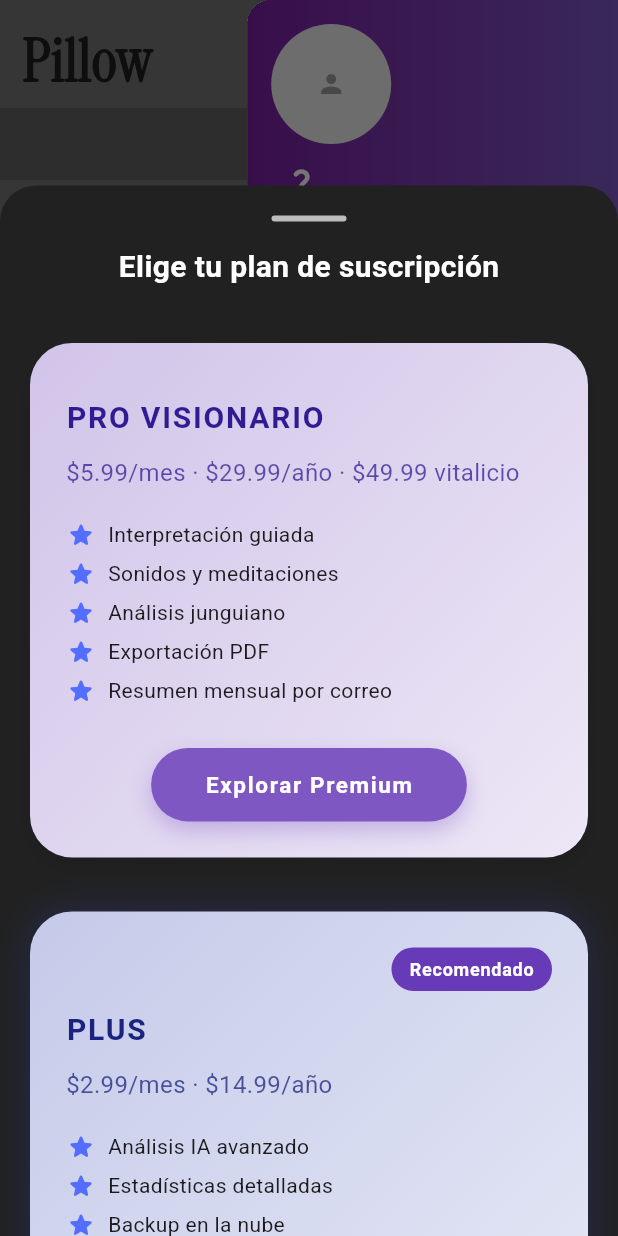
After one commit to Whadyjm/reverie, a Flutter app: the MyHomePage screen opened directly, in the side drawer, after a tap on "Premium", on a phone screen of 412 x 824 dp. The commit adds this screen. Run offline on Flutter 3.47's test engine with Material 3 defaults, Android fonts, the phone set to English and light mode, and no system bars; our stand-ins replace animate_do, cloud_firestore, custom_rating_bar, easy_date_timeline, firebase_auth, firebase_core and 6 more; accounts and stored records are empty.

Commit message:
premium features

```diff
--- a/lib/prompts/prompts.dart
+++ b/lib/prompts/prompts.dart
@@ -6,6 +6,8 @@ Explora el siguiente sueño desde una perspectiva psicológica profunda, sin usa
 Usa un tono introspectivo y terapéutico, ayudando a quien lo soñó a comprender qué aspectos de sí mismo podrían estar reflejados. Considera posibles conflictos, deseos, miedos o necesidades emocionales no expresadas.
 
 No des una interpretación absoluta; ofrece caminos posibles de reflexión y crecimiento interior. Usa lenguaje claro, humano y empático.
+
+Evita ABSOLUTAMENTE texto entre asteriscos.
 ''';
 
   // Prompt para análisis místico o espiritual
@@ -15,6 +17,8 @@ Interpreta el siguiente sueño desde una perspectiva mística y espiritual. Expl
 Usa simbología ancestral, elementos del tarot, astrología o arquetipos espirituales si es relevante. Relaciona los símbolos con posibles sincronicidades, guías internas o aprendizajes del alma.
 
 Tu tono debe ser evocador, intuitivo y respetuoso. No des una verdad absoluta, sino una lectura abierta que invite a la introspección espiritual y la conexión con lo invisible.
+
+Evita ABSOLUTAMENTE texto entre asteriscos.
 ''';
 
   // Prompt para análisis híbrido
--- a/lib/screens/home_screen.dart
+++ b/lib/screens/home_screen.dart
@@ -5,6 +5,7 @@ import 'package:firebase_auth/firebase_auth.dart';
 import 'package:iconsax_flutter/iconsax_flutter.dart';
 import 'package:pillow/screens/favorite_screen.dart';
 import 'package:pillow/screens/login_screen.dart';
+import 'package:pillow/screens/plan_screen.dart';
 import 'package:provider/provider.dart';
 import 'package:shared_preferences/shared_preferences.dart';
 import '../provider/button_provider.dart';
@@ -16,6 +17,7 @@ import '../services/gemini_service.dart';
 import '../style/gradients.dart';
 import '../style/text_style.dart';
 import '../widgets/calendar_timeline.dart';
+import '../widgets/dialogs/pricing_dialog.dart';
 import '../widgets/dream_by_date.dart';
 import '../widgets/select_analysis_style.dart';
 
@@ -583,7 +585,7 @@ class _MyHomePageState extends State<MyHomePage> {
                     children: [
                       InkWell(
                         borderRadius: BorderRadius.circular(12),
-                        onTap: () {},
+                        onTap: () => SubscriptionBottomSheet.show(context),
                         child: Padding(
                           padding: const EdgeInsets.only(top: 8.0, bottom: 8.0),
                           child: Row(
--- /dev/null
+++ b/lib/widgets/dialogs/pricing_dialog.dart
@@ -0,0 +1,274 @@
+import 'package:flutter/material.dart';
+
+import '../../style/gradients.dart';
+
+class SubscriptionBottomSheet {
+  static void show(BuildContext context) {
+    showModalBottomSheet(
+      context: context,
+      isScrollControlled: true,
+      backgroundColor: Colors.grey.shade900,
+      shape: const RoundedRectangleBorder(
+        borderRadius: BorderRadius.vertical(top: Radius.circular(24)),
+      ),
+      builder: (context) => const _BottomSheetContent(),
+    );
+  }
+}
+
+class _BottomSheetContent extends StatelessWidget {
+  const _BottomSheetContent({super.key});
+
+  @override
+  Widget build(BuildContext context) {
+    return DraggableScrollableSheet(
+      expand: false,
+      maxChildSize: 0.95,
+      minChildSize: 0.4,
+      initialChildSize: 0.85,
+      builder: (_, controller) {
+        return SingleChildScrollView(
+          controller: controller,
+          padding: const EdgeInsets.all(20),
+          child: Column(
+            children: [
+              Container(
+                height: 4,
+                width: 50,
+                margin: const EdgeInsets.only(bottom: 16),
+                decoration: BoxDecoration(
+                  color: Colors.grey.shade400,
+                  borderRadius: BorderRadius.circular(20),
+                ),
+              ),
+              const Text(
+                "Elige tu plan de suscripción",
+                style: TextStyle(fontSize: 20, fontWeight: FontWeight.bold, color: Colors.white),
+              ),
+              const SizedBox(height: 24),
+              _buildPlanCard(
+                context,
+                title: "Pro Visionario",
+                price: "\$5.99/mes · \$29.99/año · \$49.99 vitalicio",
+                gradientColors: [Colors.deepPurple.shade100, Colors.deepPurple.shade50],
+                textColor: Colors.deepPurple.shade900,
+                buttonColor: Colors.deepPurple.shade400,
+                buttonText: "Explorar Premium",
+                features: const [
+                  "Interpretación guiada",
+                  "Sonidos y meditaciones",
+                  "Análisis junguiano",
+                  "Exportación PDF",
+                  "Resumen mensual por correo",
+                ],
+              ),
+              const SizedBox(height: 24),
+              _buildPlanCard(
+                context,
+                title: "Plus",
+                price: "\$2.99/mes · \$14.99/año",
+                gradientColors: [Colors.indigo.shade100, Colors.indigo.shade50],
+                textColor: Colors.indigo.shade900,
+                buttonColor: Colors.indigo.shade700,
+                buttonText: "Prueba 7 días",
+                features: const [
+                  "Análisis IA avanzado",
+                  "Estadísticas detalladas",
+                  "Backup en la nube",
+                  "Personalización visual",
+                  "Diario guiado",
+                ],
+                isRecommended: true,
+              ),
+              const SizedBox(height: 24),
+              _buildPlanCard(
+                context,
+                title: "Freemium",
+                price: "Gratis",
+                gradientColors: [Colors.grey.shade200, Colors.grey.shade100],
+                textColor: Colors.black87,
+                buttonColor: Colors.black87,
+                buttonText: "Comenzar",
+                features: const [
+                  "Registro ilimitado",
+                  "Análisis IA básico",
+                  "Estadísticas semanales",
+                  "Etiquetas simples",
+                  "Sincronización local",
+                ],
+              ),
+              const SizedBox(height: 24),
+            ],
+          ),
+        );
+      },
+    );
+  }
+
+  Widget _buildPlanCard(
+      BuildContext context, {
+        required String title,
+        required String price,
+        required List<Color> gradientColors,
+        required Color textColor,
+        required Color buttonColor,
+        required String buttonText,
+        required List<String> features,
+        bool isRecommended = false,
+      }) {
+    return TweenAnimationBuilder<double>(
+      tween: Tween(begin: 0, end: 1),
+      duration: const Duration(milliseconds: 600),
+      curve: Curves.easeOut,
+      builder: (context, value, child) {
+        return Opacity(
+          opacity: value,
+          child: Transform.translate(
+            offset: Offset(0, 30 * (1 - value)),
+            child: child,
+          ),
+        );
+      },
+      child: Stack(
+        children: [
+          Container(
+            margin: const EdgeInsets.only(top: 12),
+            padding: const EdgeInsets.all(24),
+            decoration: BoxDecoration(
+              gradient: LinearGradient(
+                colors: gradientColors,
+                begin: Alignment.topLeft,
+                end: Alignment.bottomRight,
+              ),
+              borderRadius: BorderRadius.circular(28),
+              boxShadow: [
+                BoxShadow(
+                  blurRadius: 10,
+                  offset: const Offset(0, 6),
+                  color: Colors.black.withOpacity(0.08),
+                ),
+                if (isRecommended)
+                  BoxShadow(
+                    blurRadius: 20,
+                    color: buttonColor.withOpacity(0.3),
+                    spreadRadius: 2,
+                  ),
+              ],
+            ),
+            child: Column(
+              crossAxisAlignment: CrossAxisAlignment.start,
+              children: [
+                if (isRecommended)
+                  Align(
+                    alignment: Alignment.topRight,
+                    child: Container(
+                      padding: const EdgeInsets.symmetric(horizontal: 12, vertical: 6),
+                      decoration: BoxDecoration(
+                        color: Colors.deepPurple,
+                        borderRadius: BorderRadius.circular(16),
+                      ),
+                      child: const Text(
+                        "Recomendado",
+                        style: TextStyle(
+                          color: Colors.white,
+                          fontSize: 12,
+                          fontWeight: FontWeight.bold,
+                          letterSpacing: 0.5,
+                        ),
+                      ),
+                    ),
+                  ),
+                const SizedBox(height: 12),
+                Text(
+                  title.toUpperCase(),
+                  style: TextStyle(
+                    fontSize: 20,
+                    fontWeight: FontWeight.w700,
+                    color: textColor,
+                    letterSpacing: 1.2,
+                  ),
+                ),
+                const SizedBox(height: 10),
+                Text(
+                  price,
+                  style: TextStyle(
+                    fontSize: 16,
+                    fontWeight: FontWeight.w400,
+                    color: textColor.withOpacity(0.75),
+                  ),
+                ),
+                const SizedBox(height: 20),
+                _feature(features[0]),
+                const SizedBox(height: 6),
+                _feature(features[1]),
+                const SizedBox(height: 6),
+                _feature(features[2]),
+                const SizedBox(height: 6),
+                _feature(features[3]),
+                const SizedBox(height: 6),
+                _feature(features[4]),
+                const SizedBox(height: 28),
+                Center(
+                  child: GestureDetector(
+                    onTap: () {
+                      Navigator.pop(context);
+                      ScaffoldMessenger.of(context).showSnackBar(
+                        SnackBar(content: Text("Seleccionaste: $title")),
+                      );
+                    },
+                    child: AnimatedContainer(
+                      duration: const Duration(milliseconds: 300),
+                      padding: const EdgeInsets.symmetric(horizontal: 36, vertical: 14),
+                      decoration: BoxDecoration(
+                        color: buttonColor,
+                        borderRadius: BorderRadius.circular(32),
+                        boxShadow: [
+                          BoxShadow(
+                            color: buttonColor.withOpacity(0.35),
+                            blurRadius: 12,
+                            offset: const Offset(0, 6),
+                          )
+                        ],
+                      ),
+                      child: Text(
+                        buttonText,
+                        style: const TextStyle(
+                          color: Colors.white,
+                          fontWeight: FontWeight.bold,
+                          fontSize: 15,
+                          letterSpacing: 1.1,
+                        ),
+                      ),
+                    ),
+                  ),
+                ),
+              ],
+            ),
+          ),
+        ],
+      ),
+    );
+  }
+
+  Widget _feature(String text) {
+    return Row(
+      children: [
+        const Icon(Icons.star_rounded, size: 20, color: Colors.indigoAccent),
+        const SizedBox(width: 8),
+        Expanded(
+          child: Text(
+            text,
+            style: const TextStyle(
+              fontSize: 14,
+              color: Colors.black87,
+            ),
+          ),
+        ),
+      ],
+    );
+  }
+
+
+
+  Widget icon() => const Icon(Icons.check_circle, size: 18, color: Colors.green);
+}
```
Also changed, not shown: lib/screens/plan_screen.dart (added, +153 -0 lines), lib/widgets/dream_card.dart (+17 -12 lines), lib/widgets/dialogs/dialogs.dart (deleted).
